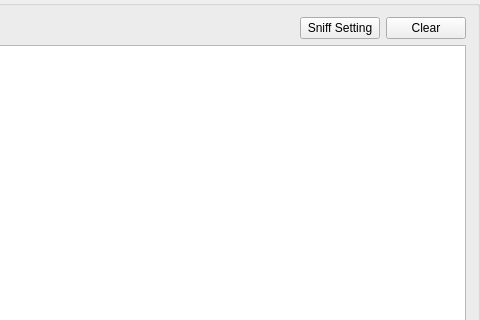
First picture: the form in Software/subUi/sniffData/groupbox_sniffdata.ui, repository ZEEKRZERO/AutoSuite, before the edit; both pictures show x 253 to 733 and y 0 to 320 of the 733 by 544 pixel window.
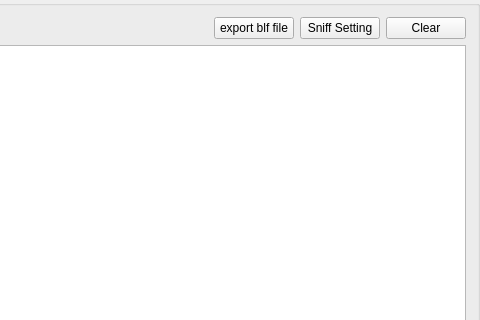
Second picture: the form after the edit. Icons and pictures are not drawn.

Diff of the .ui file:
```diff
--- a/Software/subUi/sniffData/groupbox_sniffdata.ui
+++ b/Software/subUi/sniffData/groupbox_sniffdata.ui
@@ -59,6 +59,13 @@
        </property>
       </spacer>
      </item>
+     <item>
+      <widget class="QPushButton" name="pushButton_setting_3">
+       <property name="text">
+        <string>export blf file</string>
+       </property>
+      </widget>
+     </item>
      <item>
       <widget class="QPushButton" name="pushButton_setting_2">
        <property name="text">
```
